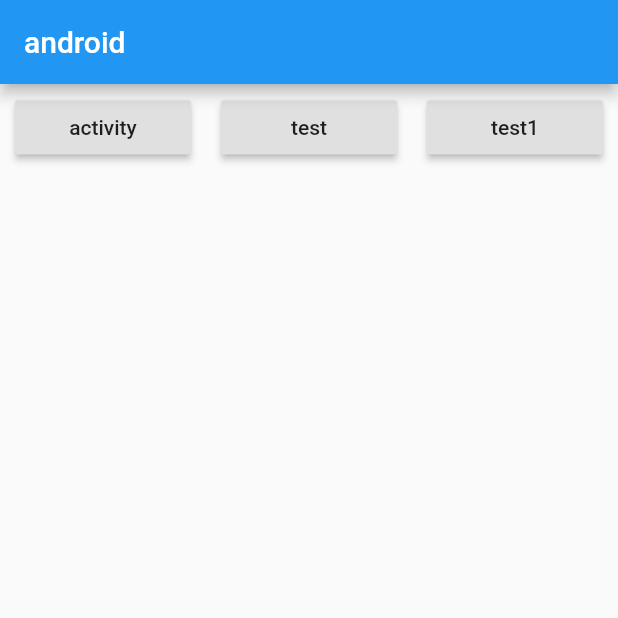
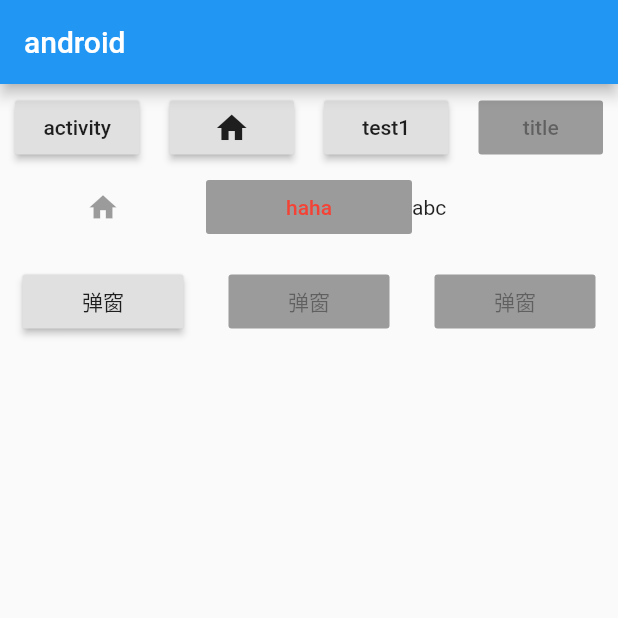
Before and after one commit to rcj60560/flatter_wanandroid, a Flutter app: the Android screen opened directly, on a phone screen of 412 x 824 dp, the top half of it. Run offline on Flutter 3.47's test engine with Material 2 defaults, Android fonts, the phone set to English and light mode, and no system bars; our stand-ins replace flutter_easyrefresh, flutter_swiper; missing offline and left inert: flutter_webview_plugin; network calls fail.

Commit message:
控件使用

```diff
--- a/lib/page/android/android_page.dart
+++ b/lib/page/android/android_page.dart
@@ -1,5 +1,4 @@
 import 'package:flutter/material.dart';
-import 'package:flutter_app/dao/home_articlelist_dao.dart';
 
 import 'package:flutter_app/page/android/activity_page.dart';
 
@@ -33,8 +32,7 @@ class AndroidState extends State<Android> {
                               new MaterialPageRoute(
                                   builder: (context) => new ActivityLearn()));
                         },
-                      child: Text("activity"),
-                    ),
+                        child: Text("activity")),
                   ),
                 ),
                 Expanded(
@@ -42,14 +40,10 @@ class AndroidState extends State<Android> {
                   child: Container(
                     margin: EdgeInsets.fromLTRB(10, 5, 10, 5),
                     child: RaisedButton(
-                      onPressed: () {
-                        HomeArticleListDao.fetch().then((homeArticleListModel) {
-                          print(homeArticleListModel.data.size);
-                        }).catchError((e) {
-                          print("e :" + e);
-                        });
-                      },
-                      child: Text("test"),
+                      onPressed: () {},
+                      child: Icon(
+                        Icons.home,
+                      ),
                     ),
                   ),
                 ),
@@ -62,7 +56,110 @@ class AndroidState extends State<Android> {
                       child: Text("test1"),
                     ),
                   ),
+                ),
+                _subItem("title")
+              ],
+            ),
+            Row(
+              children: <Widget>[
+                Expanded(
+                  flex: 1,
+                  child: IconButton(
+                    icon: Icon(Icons.home),
+                    iconSize: 22,
+                  ),
+                ),
+                Expanded(
+                  flex: 1,
+                  child: RaisedButton(
+                    child: Text("haha"),
+                    textColor: Colors.red,
+                  ),
+                ),
+                Expanded(
+                  flex: 1,
+                  child: PopupMenuButton(
+                      child: Text("abc"),
+                      tooltip: "长按提示",
+                      initialValue: "hot",
+                      itemBuilder: (BuildContext context) {
+                        return <PopupMenuItem<String>>[
+                          PopupMenuItem<String>(
+                            child: Text("热度"),
+                            value: "hot",
+                          ),
+                          PopupMenuItem<String>(
+                            child: Text("最新"),
+                            value: "new",
                           )
+                        ];
+                      },
+                      onSelected: (String action) {
+                        switch (action) {
+                          case "hot":
+                            print("热度");
+                            break;
+                          case "new":
+                            print("罪行");
+                            break;
+                        }
+                      },
+                      onCanceled: () {
+                        print("oncancel");
+                      }),
+                )
+              ],
+            ),
+            Row(
+              children: <Widget>[
+                Expanded(
+                  flex: 1,
+                  child: Container(
+                    margin: EdgeInsets.all(15),
+                    child: RaisedButton(
+                      child: Text("弹窗"),
+                      onPressed: () {
+                        SimpleDialog(
+                          title: Text("标题"),
+                          titlePadding: EdgeInsets.all(10),
+                          children: <Widget>[
+                            SimpleDialogOption(
+                              child: Text("第一行"),
+                              onPressed: () {
+                                print("111111111111");
+                              },
+                            ),
+                            SimpleDialogOption(
+                              child: Text("第二行"),
+                              onPressed: () {
+                                print("22222222222");
+                              },
+                            )
+                          ],
+                          contentPadding: EdgeInsets.all(10),
+                        );
+                      },
+                    ),
+                  ),
+                ),
+                Expanded(
+                  flex: 1,
+                  child: Container(
+                    margin: EdgeInsets.all(15),
+                    child: RaisedButton(
+                      child: Text("弹窗"),
+                    ),
+                  ),
+                ),
+                Expanded(
+                  flex: 1,
+                  child: Container(
+                    margin: EdgeInsets.all(15),
+                    child: RaisedButton(
+                      child: Text("弹窗"),
+                    ),
+                  ),
+                ),
               ],
             )
           ],
@@ -70,4 +167,16 @@ class AndroidState extends State<Android> {
       ),
     );
   }
+
+  Widget _subItem(String title) {
+    return Expanded(
+      flex: 1,
+      child: Container(
+        margin: EdgeInsets.fromLTRB(10, 5, 10, 5),
+        child: RaisedButton(
+          child: Text(title),
+        ),
+      ),
+    );
   }
+}
```
Lines whose indentation alone changed are shown as unchanged.
